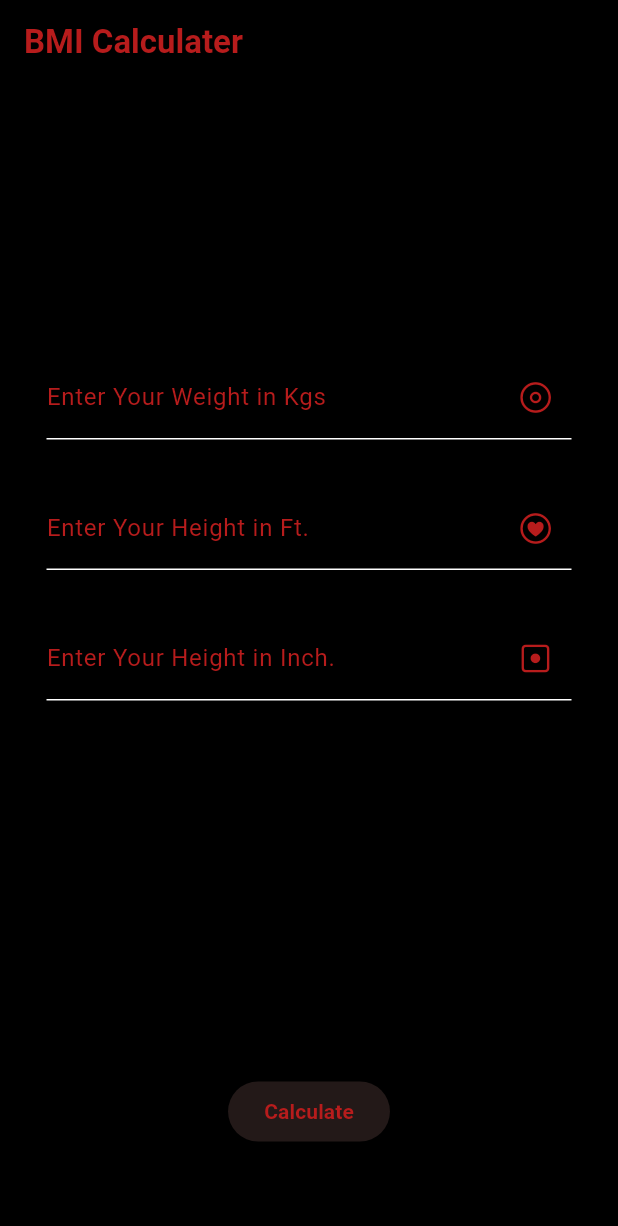
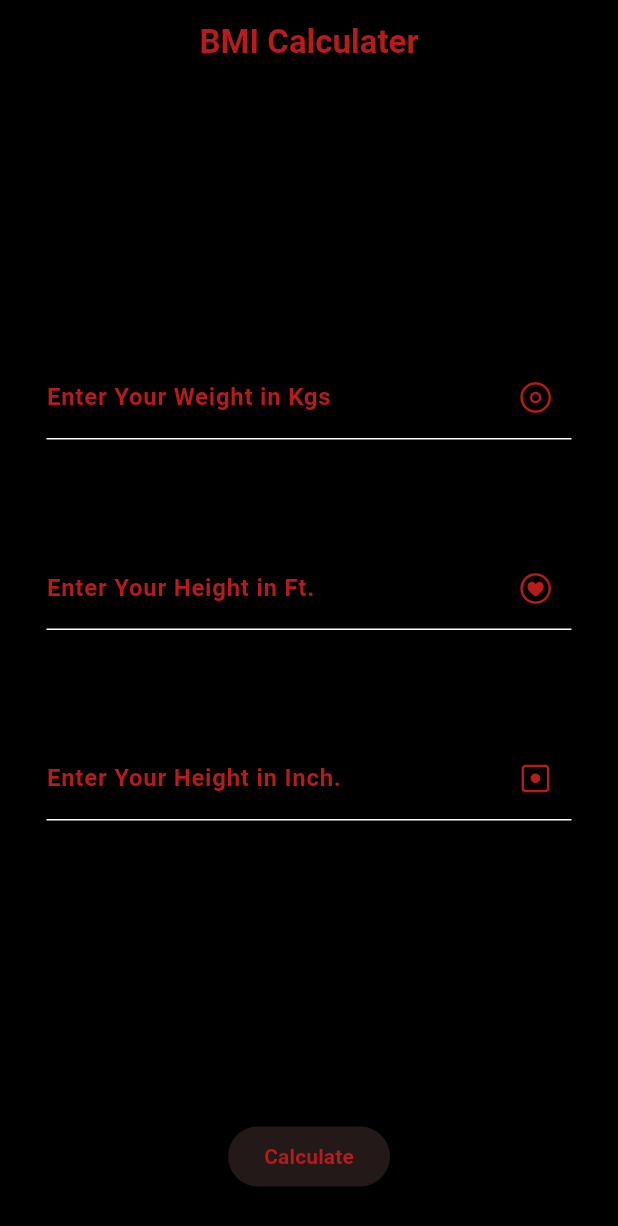
Before and after one commit to HEYKASHIF/bmi_calculater, a Flutter app: the screen it shows after launch, on a phone screen of 412 x 824 dp. Shown: the top 1226 px of the screen. Run offline on Flutter 3.47's test engine with Material 3 defaults, Android fonts, the phone set to English and light mode, and no system bars.

Commit message:
commit 3

```diff
--- a/lib/main.dart
+++ b/lib/main.dart
@@ -12,6 +12,7 @@ class MyApp extends StatelessWidget {
   @override
   Widget build(BuildContext context) {
     return MaterialApp(
+      debugShowCheckedModeBanner: false,
       title: 'BMI',
       theme: ThemeData(
         colorScheme: ColorScheme.fromSeed(
@@ -46,6 +47,8 @@ class _MyHomePageState extends State<MyHomePage> {
     return Scaffold(
       backgroundColor: Colors.black,
       appBar: AppBar(
+        centerTitle: true,
+        // elevation: 2.0,
         backgroundColor: Colors.black,
         title: Text(
           widget.title,
@@ -87,13 +90,14 @@ class _MyHomePageState extends State<MyHomePage> {
                     label: Text("Enter Your Weight in Kgs",
                         style: TextStyle(
                           color: Colors.red.shade900,
+                          fontWeight: FontWeight.bold,
                         )),
                     suffixIcon: const Icon(CupertinoIcons.smallcircle_circle),
                   ),
                   keyboardType: TextInputType.number,
                 ),
                 const SizedBox(
-                  height: 31,
+                  height: 71,
                 ),
                 TextField(
                   controller: ftController,
@@ -102,13 +106,14 @@ class _MyHomePageState extends State<MyHomePage> {
                     label: Text("Enter Your Height in Ft.",
                         style: TextStyle(
                           color: Colors.red.shade900,
+                          fontWeight: FontWeight.bold,
                         )),
                     suffixIcon: const Icon(CupertinoIcons.heart_circle),
                   ),
                   keyboardType: TextInputType.number,
                 ),
                 const SizedBox(
-                  height: 31,
+                  height: 71,
                 ),
                 TextField(
                   controller: inController,
@@ -117,13 +122,14 @@ class _MyHomePageState extends State<MyHomePage> {
                     label: Text("Enter Your Height in Inch.",
                         style: TextStyle(
                           color: Colors.red.shade900,
+                          fontWeight: FontWeight.bold,
                         )),
                     suffixIcon: const Icon(CupertinoIcons.dot_square),
                   ),
                   keyboardType: TextInputType.number,
                 ),
                 const SizedBox(
-                  height: 250,
+                  height: 200,
                 ),
                 ElevatedButton(
                   onPressed: () {
```
